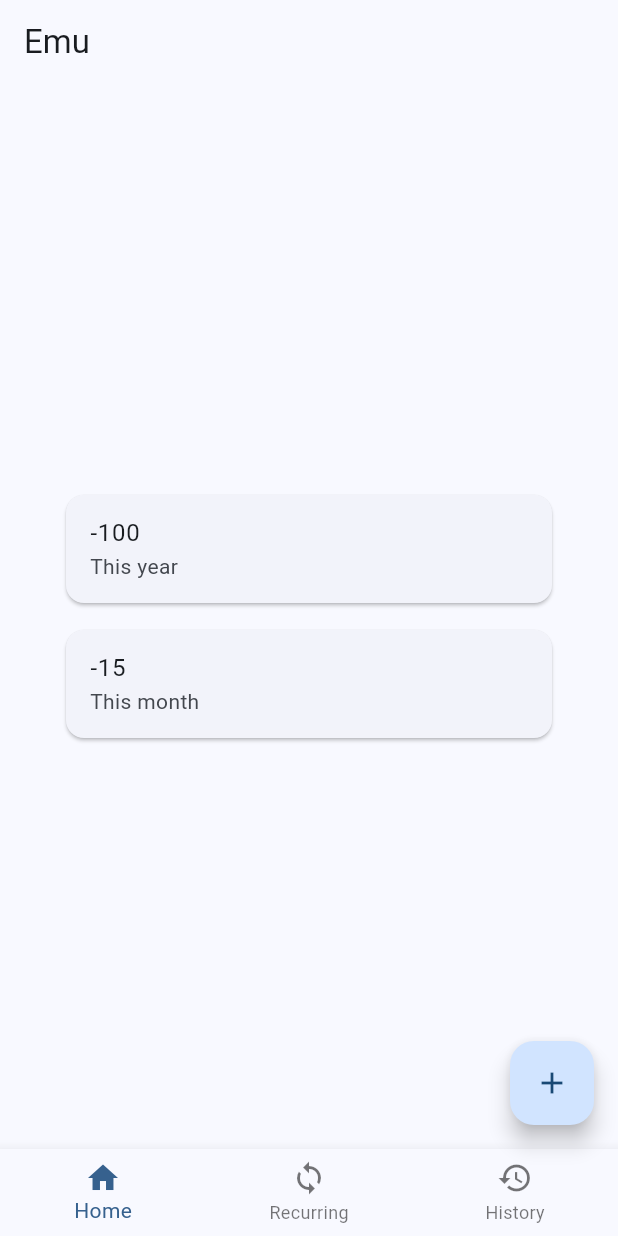
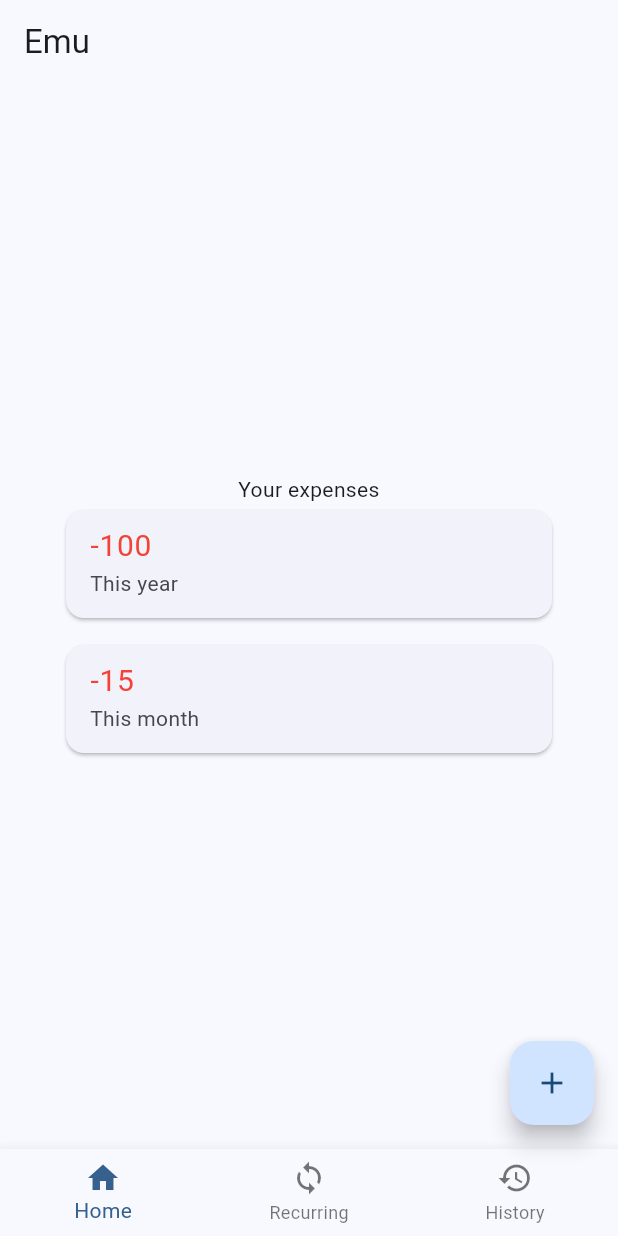
Before and after one commit to emhofer/Emu, a Flutter app: the screen it shows after launch, on a phone screen of 412 x 824 dp. Run offline on Flutter 3.47's test engine with Material 2 defaults, Android fonts, the phone set to English and light mode, and no system bars; our stand-ins replace firebase_core; accounts and stored records are empty.

Commit message:
heading on home page

```diff
--- a/lib/main.dart
+++ b/lib/main.dart
@@ -103,13 +103,23 @@ class OverviewPage extends StatelessWidget {
         child: ListView(
       shrinkWrap: true,
       children: [
+        const Text(
+          "Your expenses",
+          textAlign: TextAlign.center,
+        ),
         Card(
           child: InkWell(
             onTap: () {
               debugPrint('Card tapped.');
             },
             child: ListTile(
-              title: Text("-100"),
+              title: Text(
+                "-100",
+                style: TextStyle(
+                  fontSize: 20, // Change the font size to 20
+                  color: Colors.red, // Change the font color to red
+                ),
+              ),
               subtitle: Text("This year"),
             ),
           ),
@@ -121,7 +131,13 @@ class OverviewPage extends StatelessWidget {
               debugPrint('Card tapped.');
             },
             child: ListTile(
-              title: Text("-15"),
+              title: Text(
+                "-15",
+                style: TextStyle(
+                  fontSize: 20, // Change the font size to 20
+                  color: Colors.red, // Change the font color to red
+                ),
+              ),
               subtitle: Text("This month"),
             ),
           ),
```
